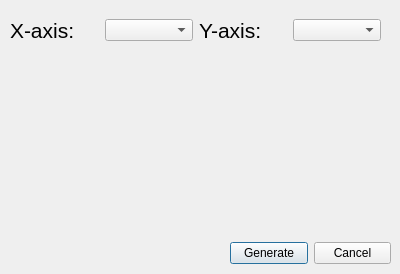
Before: the Qt Designer form Qt_Designer/chartdialog.ui in bb305496/CSV_Weather_Dashboard, drawn with Qt 5.
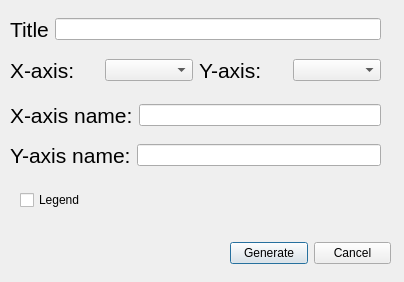
After: the same form once the commit is applied. Icons and pictures are not drawn.

```diff
--- a/Qt_Designer/chartdialog.ui
+++ b/Qt_Designer/chartdialog.ui
@@ -6,14 +6,18 @@
    <rect>
     <x>0</x>
     <y>0</y>
-    <width>400</width>
-    <height>274</height>
+    <width>404</width>
+    <height>282</height>
    </rect>
   </property>
   <property name="windowTitle">
    <string>Dialog</string>
   </property>
-  <widget class="QWidget" name="">
+  <property name="windowIcon">
+   <iconset>
+    <normaloff>../Icons/line-chart.png</normaloff>../Icons/line-chart.png</iconset>
+  </property>
+  <widget class="QWidget" name="layoutWidget">
    <property name="geometry">
     <rect>
      <x>230</x>
@@ -39,11 +43,11 @@
     </item>
    </layout>
   </widget>
-  <widget class="QWidget" name="">
+  <widget class="QWidget" name="layoutWidget">
    <property name="geometry">
     <rect>
      <x>10</x>
-     <y>10</y>
+     <y>50</y>
      <width>371</width>
      <height>41</height>
     </rect>
@@ -89,6 +93,104 @@
     </item>
    </layout>
   </widget>
+  <widget class="QWidget" name="layoutWidget">
+   <property name="geometry">
+    <rect>
+     <x>10</x>
+     <y>140</y>
+     <width>371</width>
+     <height>30</height>
+    </rect>
+   </property>
+   <layout class="QHBoxLayout" name="horizontalLayout_6">
+    <item>
+     <widget class="QLabel" name="label_4">
+      <property name="font">
+       <font>
+        <pointsize>16</pointsize>
+       </font>
+      </property>
+      <property name="text">
+       <string>Y-axis name:</string>
+      </property>
+     </widget>
+    </item>
+    <item>
+     <widget class="QLineEdit" name="yAxisLineEdit"/>
+    </item>
+   </layout>
+  </widget>
+  <widget class="QWidget" name="layoutWidget">
+   <property name="geometry">
+    <rect>
+     <x>10</x>
+     <y>100</y>
+     <width>371</width>
+     <height>30</height>
+    </rect>
+   </property>
+   <layout class="QHBoxLayout" name="horizontalLayout_5">
+    <item>
+     <widget class="QLabel" name="label_3">
+      <property name="font">
+       <font>
+        <pointsize>16</pointsize>
+       </font>
+      </property>
+      <property name="text">
+       <string>X-axis name:</string>
+      </property>
+     </widget>
+    </item>
+    <item>
+     <widget class="QLineEdit" name="xAxisLineEdit">
+      <property name="text">
+       <string/>
+      </property>
+     </widget>
+    </item>
+   </layout>
+  </widget>
+  <widget class="QWidget" name="layoutWidget">
+   <property name="geometry">
+    <rect>
+     <x>10</x>
+     <y>9</y>
+     <width>371</width>
+     <height>41</height>
+    </rect>
+   </property>
+   <layout class="QHBoxLayout" name="horizontalLayout_7">
+    <item>
+     <widget class="QLabel" name="label_5">
+      <property name="font">
+       <font>
+        <pointsize>16</pointsize>
+       </font>
+      </property>
+      <property name="text">
+       <string>Title</string>
+      </property>
+     </widget>
+    </item>
+    <item>
+     <widget class="QLineEdit" name="titleLineEdit"/>
+    </item>
+   </layout>
+  </widget>
+  <widget class="QCheckBox" name="legendCheckBox">
+   <property name="geometry">
+    <rect>
+     <x>20</x>
+     <y>190</y>
+     <width>75</width>
+     <height>20</height>
+    </rect>
+   </property>
+   <property name="text">
+    <string>Legend</string>
+   </property>
+  </widget>
  </widget>
  <resources/>
  <connections/>
```
